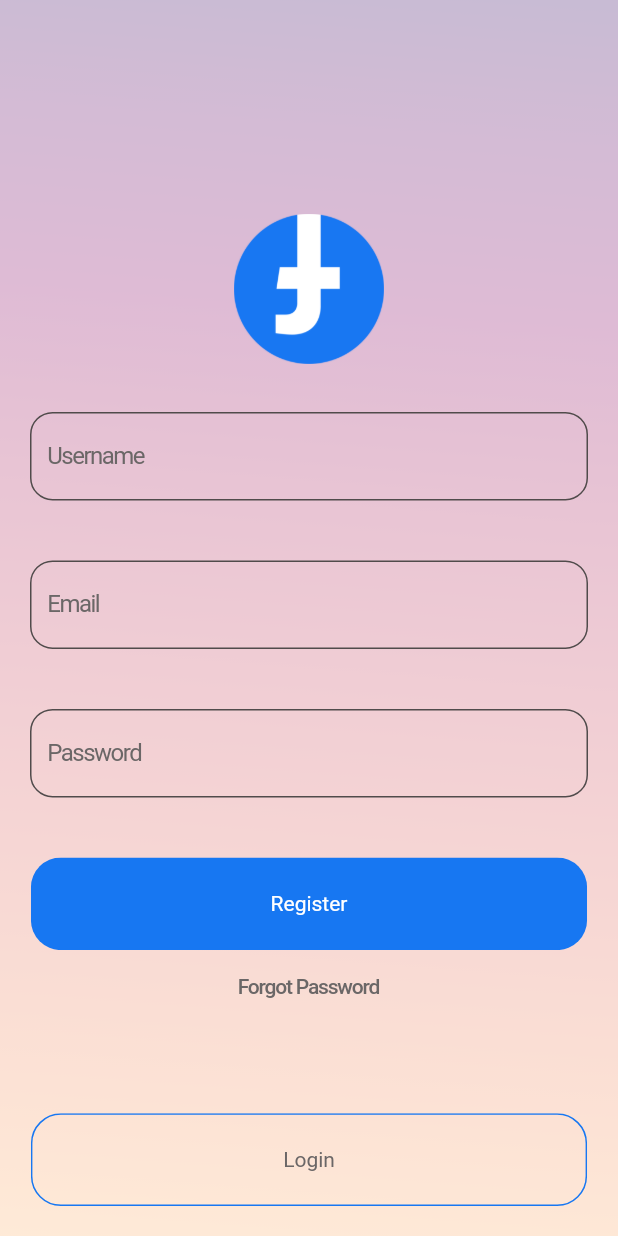
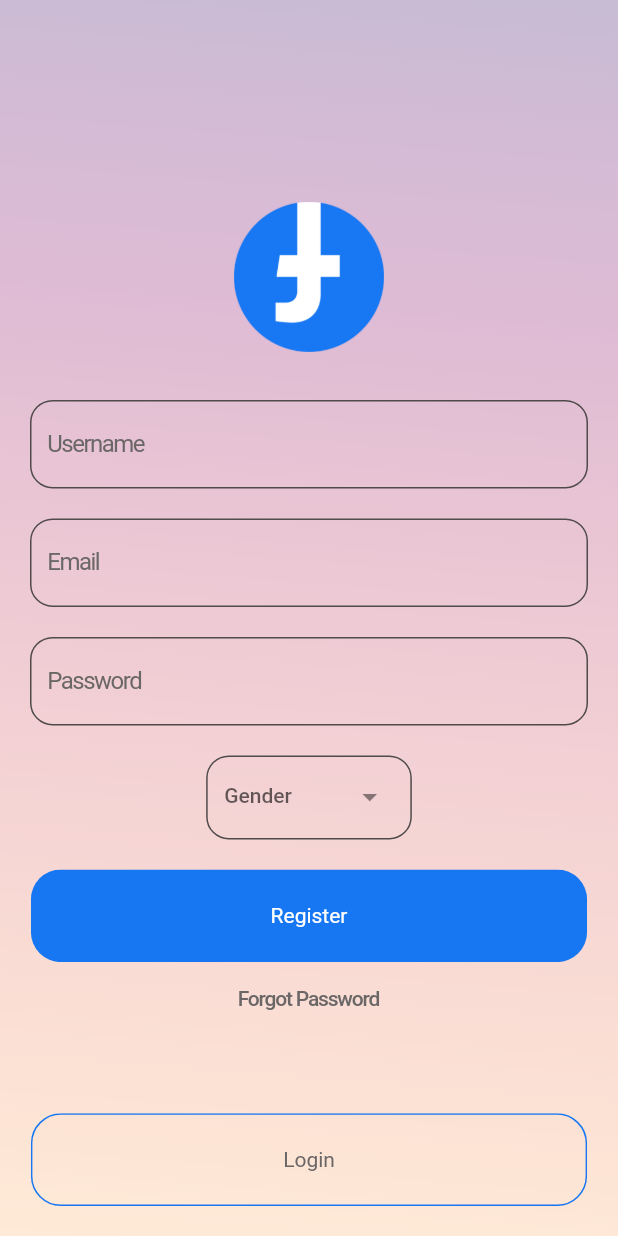
Before and after one commit to chymchym1905/facebook-clone, a Flutter app: the screen it shows after launch, after a tap on "Create an account", on a phone screen of 412 x 824 dp. Run offline on Flutter 3.47's test engine with Material 2 defaults, Android fonts, the phone set to English and light mode, and no system bars; our stand-ins replace cloud_firestore, extended_nested_scroll_view, firebase_auth, firebase_core, flutter_keyboard_visibility, fluttericon and 5 more; missing offline and left inert: flutter_brand_palettes, flutter_sound, indexed, loading_more_list; accounts and stored records are empty; network calls fail; Roboto replaces fonts that are missing (HyWenHei).

Commit message:
dropdown + 5items grid + register

```diff
--- a/lib/database.dart
+++ b/lib/database.dart
@@ -3,11 +3,12 @@ import 'index.dart';
 class Database {
   final FirebaseFirestore _db = FirebaseFirestore.instance;
 
-  Future createUser(User? user) async {
+  Future createUser(User? user, String username, String gender) async {
     if (user != null) {
       final userdoc = _db.collection('users').doc(user.uid);
-      final json =
-          UserDummy(user.uid, user.email!, '', DateTime.timestamp()).toJson();
+      final json = UserDummy(
+              user.uid, username, gender, '', user.email!, DateTime.timestamp())
+          .toJson();
       await userdoc
           .set(json)
           .whenComplete(() => print("Registered!"))
@@ -23,7 +24,9 @@ class Database {
       return UserDummy(
           snapshot.data()!['id'],
           snapshot.data()!['name'],
+          snapshot.data()!['gender'],
           snapshot.data()!['imageurl'],
+          snapshot.data()!['email'],
           snapshot.data()!['createDate'].toDate());
     }
     return null;
--- a/lib/main.dart
+++ b/lib/main.dart
@@ -40,6 +40,7 @@ class _FakeBookState extends State<FakeBook> {
   retrieveUser() async {
     // print(Auth().currentUser);
     currUser = await Database().getUser(Auth().currentUser!.uid);
+    // print(currUser);
   }
 
   themeListener() {
--- a/lib/model/user_class.dart
+++ b/lib/model/user_class.dart
@@ -4,12 +4,20 @@ part 'user_class.g.dart';
 
 @JsonSerializable()
 class UserDummy {
-  UserDummy(this.id, this.name, this.imageurl, this.createDate);
+  UserDummy(this.id, this.name, this.gender, this.imageurl, this.email,
+      this.createDate);
 
   String id;
   String name;
+  String gender;
   String imageurl;
+  String email;
+  @JsonKey(toJson: _dateTimeToJson)
   DateTime createDate;
+
+  static DateTime _dateTimeToJson(DateTime dateTime) {
+    return dateTime.toUtc();
+  }
 
   factory UserDummy.fromJson(Map<String, dynamic> json) =>
       _$UserDummyFromJson(json);
--- a/lib/screens/Authentication_pages/loginscreen.dart
+++ b/lib/screens/Authentication_pages/loginscreen.dart
@@ -1,5 +1,4 @@
 import 'dart:math';
-
 import '../../index.dart';
 // import 'forgotpasswordscreen.dart';
 
@@ -15,6 +14,9 @@ class _LoginRegisterState extends State<LoginRegister>
   final TextEditingController emailString = TextEditingController();
   final TextEditingController passwordString = TextEditingController();
   final TextEditingController usernameString = TextEditingController();
+  final TextEditingController genderDropdown = TextEditingController();
+  final List<String> genderItems = ['Male', 'Female', 'Other'];
+  String? selectedValue;
   bool isLogin = true;
   String errorMessage = '';
 
@@ -35,7 +37,7 @@ class _LoginRegisterState extends State<LoginRegister>
     try {
       User? user = await Auth().createUserWithEmailandPassword(
           email: emailString.text, password: passwordString.text);
-      Database().createUser(user);
+      Database().createUser(user, usernameString.text, genderDropdown.text);
     } on FirebaseAuthException catch (e) {
       setState(() {
         errorMessage = e.message ?? errorMessage;
@@ -129,9 +131,8 @@ class _LoginRegisterState extends State<LoginRegister>
               Visibility(
                   visible: !isLogin,
                   child: Padding(
-                    //password field
-                    padding:
-                        const EdgeInsets.only(left: 20, right: 20, bottom: 40),
+                    //username field
+                    padding: EdgeInsets.only(left: 20, right: 20, bottom: 20),
                     child: TextFormField(
                       keyboardType: TextInputType.text,
                       // style: TextStyle(letterSpacing: 2),
@@ -160,7 +161,7 @@ class _LoginRegisterState extends State<LoginRegister>
                   )),
               Padding(
                 //email field
-                padding: const EdgeInsets.only(left: 20, right: 20, bottom: 40),
+                padding: EdgeInsets.only(left: 20, right: 20, bottom: 20),
                 child: TextFormField(
                   keyboardType: TextInputType.emailAddress,
                   onTap: () {
@@ -189,7 +190,7 @@ class _LoginRegisterState extends State<LoginRegister>
               ),
               Padding(
                 //password field
-                padding: const EdgeInsets.only(left: 20, right: 20, bottom: 40),
+                padding: EdgeInsets.only(left: 20, right: 20, bottom: 20),
                 child: TextFormField(
                   keyboardType: TextInputType.visiblePassword,
                   obscureText: true,
@@ -218,6 +219,32 @@ class _LoginRegisterState extends State<LoginRegister>
                   ),
                 ),
               ),
+              isLogin //Select gender
+                  ? const SizedBox(height: 0)
+                  : Container(
+                      padding: const EdgeInsets.only(bottom: 20),
+                      child: DropdownMenu(
+                          controller: genderDropdown,
+                          menuStyle: const MenuStyle(
+                            alignment: Alignment(-1, 1.2),
+                            padding: MaterialStatePropertyAll(EdgeInsets.zero),
+                            shape: MaterialStatePropertyAll(
+                                RoundedRectangleBorder(
+                                    borderRadius:
+                                        BorderRadius.all(Radius.circular(15)))),
+                          ),
+                          label: const Text('Gender'),
+                          inputDecorationTheme: InputDecorationTheme(
+                            enabledBorder: OutlineInputBorder(
+                                borderRadius: BorderRadius.circular(15),
+                                borderSide: const BorderSide(
+                                    color: Color.fromARGB(255, 80, 75, 75))),
+                          ),
+                          dropdownMenuEntries: genderItems
+                              .map((e) => DropdownMenuEntry(
+                                  value: e.toLowerCase(), label: e))
+                              .toList()),
+                    ),
               Material(
                 color: Colors.transparent,
                 child: InkWell(
@@ -263,8 +290,8 @@ class _LoginRegisterState extends State<LoginRegister>
             ]),
           ),
         ),
-        _isKeyboard
-            ? SizedBox(height: 0)
+        _isKeyboard //register or login
+            ? const SizedBox(height: 0)
             : Align(
                 alignment: Alignment.bottomCenter,
                 child: Padding(
--- a/lib/screens/Post_page/post_page.dart
+++ b/lib/screens/Post_page/post_page.dart
@@ -26,8 +26,7 @@ class _PostPageState extends State<Postpage>
     with WidgetsBindingObserver, AutomaticKeepAliveClientMixin {
   // final myfocusNode = FocusNode();
   late TextEditingController textController;
-  UserDummy instantUser = UserDummy(
-      "2002", "Danny", "http://loremflickr.com/640/480", DateTime.timestamp());
+
   List<bool> controlViewMoreComment = [];
 
   @override
--- a/lib/utils/commons.dart
+++ b/lib/utils/commons.dart
@@ -3,7 +3,7 @@ import '../index.dart';
 ImageProvider imageAvatar(String string) {
   //user for circle avatar of user
   if (string.isEmpty) {
-    return AssetImage("assets/images/blank-profile-picture.png");
+    return const AssetImage("assets/images/blank-profile-picture.png");
   } else {
     return NetworkImage(string);
   }
```
Also changed, not shown: lib/screens/Home_page/comment_Modal/comment_modal.dart (+4 -12 lines), lib/screens/Post_page/comment_section.dart (+7 -4 lines), lib/widgets/grid_image_views.dart (+4 -4 lines), lib/model/user_class.g.dart.
